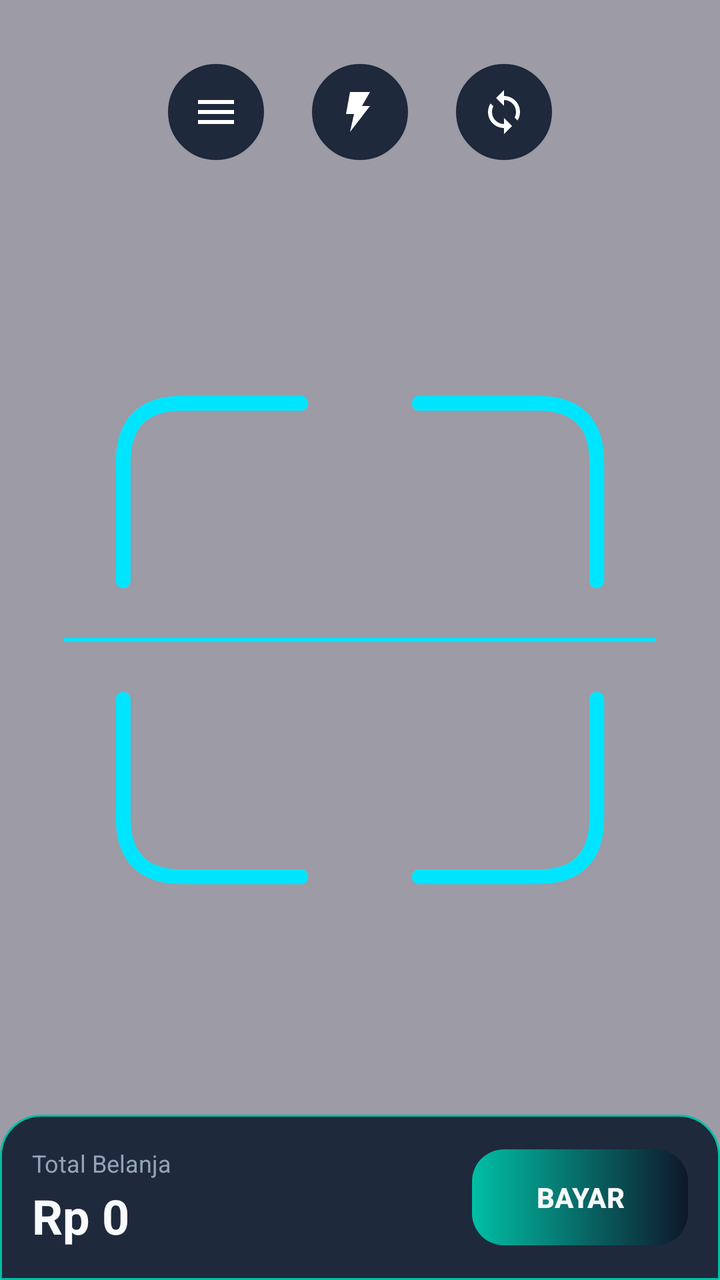
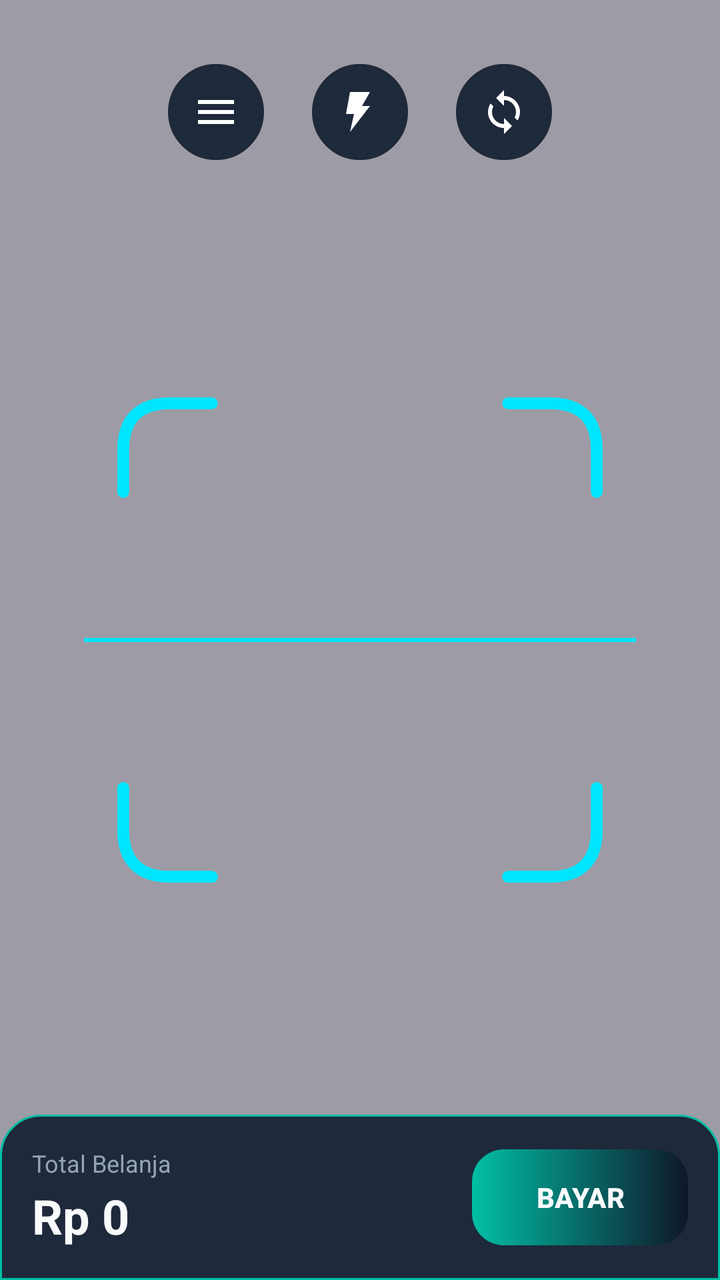

Before-and-after screenshots of an Android layout around one commit, followed by the original layout XML and the change that was made.
<!-- AndroidManifest.xml: application theme Theme.Material3.DayNight.NoActionBar -->
<!-- res/layout/layout_scanner_overlay.xml -->
<?xml version="1.0" encoding="utf-8"?>
<FrameLayout xmlns:android="http://schemas.android.com/apk/res/android"
    xmlns:app="http://schemas.android.com/apk/res-auto"
    android:layout_width="match_parent"
    android:layout_height="match_parent"
    android:background="@color/scanner_overlay">

    <LinearLayout
        android:layout_width="match_parent"
        android:layout_height="wrap_content"
        android:layout_gravity="top"
        android:layout_marginTop="32dp"
        android:gravity="center"
        android:orientation="horizontal">

        <ImageButton
            android:id="@+id/menuButton"
            android:layout_width="48dp"
            android:layout_height="48dp"
            android:layout_marginEnd="24dp"
            android:background="@drawable/circle_transparent"
            android:backgroundTint="@color/bg_surface"
            android:contentDescription="Menu"
            android:padding="12dp"
            android:src="@drawable/ic_menu" />

        <ImageButton
            android:id="@+id/flashButton"
            android:layout_width="48dp"
            android:layout_height="48dp"
            android:layout_marginEnd="24dp"
            android:background="@drawable/circle_transparent"
            android:backgroundTint="@color/bg_surface"
            android:contentDescription="Flash"
            android:padding="12dp"
            android:src="@drawable/ic_flash" />

        <ImageButton
            android:id="@+id/flipButton"
            android:layout_width="48dp"
            android:layout_height="48dp"
            android:background="@drawable/circle_transparent"
            android:backgroundTint="@color/bg_surface"
            android:contentDescription="Flip camera"
            android:padding="12dp"
            android:src="@drawable/ic_flip" />

    </LinearLayout>

    <FrameLayout
        android:layout_width="match_parent"
        android:layout_height="match_parent"
        android:layout_gravity="center"
        android:layout_marginHorizontal="32dp">

        <ImageView
            android:layout_width="match_parent"
            android:layout_height="match_parent"
            android:contentDescription="Scan frame"
            android:src="@drawable/scanner_frame" />

        <ImageView
            android:id="@+id/laserLine"
            android:layout_width="match_parent"
            android:layout_height="2dp"
            android:layout_gravity="center_vertical"
            android:contentDescription="Laser line"
            android:scaleType="fitXY"
            android:src="@drawable/laser_line" />

    </FrameLayout>

    <LinearLayout
        android:layout_width="match_parent"
        android:layout_height="wrap_content"
        android:layout_gravity="bottom"
        android:background="@drawable/total_bar_bg"
        android:gravity="center_vertical"
        android:orientation="horizontal"
        android:padding="16dp">

        <LinearLayout
            android:layout_width="0dp"
            android:layout_height="wrap_content"
            android:layout_weight="1"
            android:orientation="vertical">

            <TextView
                android:layout_width="wrap_content"
                android:layout_height="wrap_content"
                android:text="Total Belanja"
                android:textColor="@color/text_secondary"
                android:textSize="12sp" />

            <TextView
                android:id="@+id/totalTextView"
                android:layout_width="wrap_content"
                android:layout_height="wrap_content"
                android:layout_marginTop="2dp"
                android:text="Rp 0"
                android:textColor="@color/text_primary"
                android:textSize="24sp"
                android:textStyle="bold" />

        </LinearLayout>

        <com.google.android.material.button.MaterialButton
            android:id="@+id/btnBayar"
            android:layout_width="wrap_content"
            android:layout_height="48dp"
            android:background="@drawable/button_gradient"
            android:paddingStart="32dp"
            android:paddingEnd="32dp"
            android:text="BAYAR"
            android:textColor="@color/text_primary"
            android:textSize="14sp"
            android:textStyle="bold"
            app:backgroundTint="@null" />

    </LinearLayout>

</FrameLayout>
<!-- resources referenced by this layout -->
<resources>
  <color name="bg_surface">#1E293B</color>
  <color name="scanner_overlay">#660B1120</color>
  <color name="text_primary">#F8FAFC</color>
  <color name="text_secondary">#94A3B8</color>
  <!-- drawable button_gradient (drawable) -->
  <?xml version="1.0" encoding="utf-8"?>
  <shape xmlns:android="http://schemas.android.com/apk/res/android" android:shape="rectangle">
      <gradient
          android:startColor="@color/dw_teal_dark"
          android:endColor="@color/dw_dark_blue"
          android:angle="0" />
      <corners android:radius="16dp" />
  </shape>
  <!-- drawable circle_transparent (drawable) -->
  <?xml version="1.0" encoding="utf-8"?>
  <shape xmlns:android="http://schemas.android.com/apk/res/android"
      android:shape="oval">
      <solid android:color="@color/bg_surface" />
      <stroke
          android:width="1dp"
          android:color="@color/dw_teal_dark" />
  </shape>
  <!-- drawable ic_flash (drawable) -->
  <?xml version="1.0" encoding="utf-8"?>
  <vector xmlns:android="http://schemas.android.com/apk/res/android"
      android:width="24dp"
      android:height="24dp"
      android:viewportWidth="24"
      android:viewportHeight="24">
      <path
          android:fillColor="#FFFFFF"
          android:pathData="M7,2h10l-4,7h4L7,22l2,-9H5z" />
  </vector>
  <!-- drawable ic_menu (drawable) -->
  <?xml version="1.0" encoding="utf-8"?>
  <vector xmlns:android="http://schemas.android.com/apk/res/android"
      android:width="24dp"
      android:height="24dp"
      android:viewportWidth="24"
      android:viewportHeight="24">
      <path
          android:fillColor="#FFFFFF"
          android:pathData="M3,6h18v2H3zM3,11h18v2H3zM3,16h18v2H3z" />
  </vector>
  <!-- drawable laser_line (drawable) -->
  <?xml version="1.0" encoding="utf-8"?>
  <shape xmlns:android="http://schemas.android.com/apk/res/android"
      android:shape="rectangle">
      <solid android:color="@color/dw_teal" />
      <size android:height="2dp" />
  </shape>
  <!-- drawable scanner_frame (drawable) -->
  <vector xmlns:android="http://schemas.android.com/apk/res/android"
      android:width="24dp" android:height="24dp" android:viewportWidth="100" android:viewportHeight="100">
      <path android:pathData="M 40,10 L 20,10 Q 10,10 10,20 L 10,40" android:strokeColor="@color/dw_teal" android:strokeWidth="2.5" android:strokeLineCap="round" android:strokeLineJoin="round"/>
      <path android:pathData="M 60,10 L 80,10 Q 90,10 90,20 L 90,40" android:strokeColor="@color/dw_teal" android:strokeWidth="2.5" android:strokeLineCap="round" android:strokeLineJoin="round"/>
      <path android:pathData="M 90,60 L 90,80 Q 90,90 80,90 L 60,90" android:strokeColor="@color/dw_teal" android:strokeWidth="2.5" android:strokeLineCap="round" android:strokeLineJoin="round"/>
      <path android:pathData="M 40,90 L 20,90 Q 10,90 10,80 L 10,60" android:strokeColor="@color/dw_teal" android:strokeWidth="2.5" android:strokeLineCap="round" android:strokeLineJoin="round"/>
  </vector>
  <!-- drawable total_bar_bg (drawable) -->
  <?xml version="1.0" encoding="utf-8"?>
  <shape xmlns:android="http://schemas.android.com/apk/res/android"
      android:shape="rectangle">
      <corners
          android:topLeftRadius="20dp"
          android:topRightRadius="20dp" />
      <solid android:color="@color/bg_surface" />
      <stroke
          android:width="1dp"
          android:color="@color/dw_teal_dark" />
  </shape>
  <color name="dw_teal_dark">#00BFA5</color>
  <color name="dw_dark_blue">#0F172A</color>
  <color name="dw_teal">#00E5FF</color>
  <!-- unchanged entries left out for length: 1 -->
</resources>

<!-- the commit's change to res/layout/layout_scanner_overlay.xml (unified diff, before → after) -->
@@ -64,6 +64,7 @@
             android:layout_width="match_parent"
             android:layout_height="2dp"
             android:layout_gravity="center_vertical"
+            android:layout_marginHorizontal="10dp"
             android:contentDescription="Laser line"
             android:scaleType="fitXY"
             android:src="@drawable/laser_line" />
<!-- resource entries referenced after the edit -->
@@ -54,10 +54,10 @@
   <!-- drawable scanner_frame (drawable) -->
   <vector xmlns:android="http://schemas.android.com/apk/res/android"
       android:width="24dp" android:height="24dp" android:viewportWidth="100" android:viewportHeight="100">
-      <path android:pathData="M 40,10 L 20,10 Q 10,10 10,20 L 10,40" android:strokeColor="@color/dw_teal" android:strokeWidth="2.5" android:strokeLineCap="round" android:strokeLineJoin="round"/>
-      <path android:pathData="M 60,10 L 80,10 Q 90,10 90,20 L 90,40" android:strokeColor="@color/dw_teal" android:strokeWidth="2.5" android:strokeLineCap="round" android:strokeLineJoin="round"/>
-      <path android:pathData="M 90,60 L 90,80 Q 90,90 80,90 L 60,90" android:strokeColor="@color/dw_teal" android:strokeWidth="2.5" android:strokeLineCap="round" android:strokeLineJoin="round"/>
-      <path android:pathData="M 40,90 L 20,90 Q 10,90 10,80 L 10,60" android:strokeColor="@color/dw_teal" android:strokeWidth="2.5" android:strokeLineCap="round" android:strokeLineJoin="round"/>
+      <path android:pathData="M 25,10 L 18,10 Q 10,10 10,18 L 10,25" android:strokeColor="@color/dw_teal" android:strokeWidth="2" android:strokeLineCap="round" android:strokeLineJoin="round"/>
+      <path android:pathData="M 75,10 L 82,10 Q 90,10 90,18 L 90,25" android:strokeColor="@color/dw_teal" android:strokeWidth="2" android:strokeLineCap="round" android:strokeLineJoin="round"/>
+      <path android:pathData="M 90,75 L 90,82 Q 90,90 82,90 L 75,90" android:strokeColor="@color/dw_teal" android:strokeWidth="2" android:strokeLineCap="round" android:strokeLineJoin="round"/>
+      <path android:pathData="M 25,90 L 18,90 Q 10,90 10,82 L 10,75" android:strokeColor="@color/dw_teal" android:strokeWidth="2" android:strokeLineCap="round" android:strokeLineJoin="round"/>
   </vector>
   <!-- drawable total_bar_bg (drawable) -->
   <?xml version="1.0" encoding="utf-8"?>
